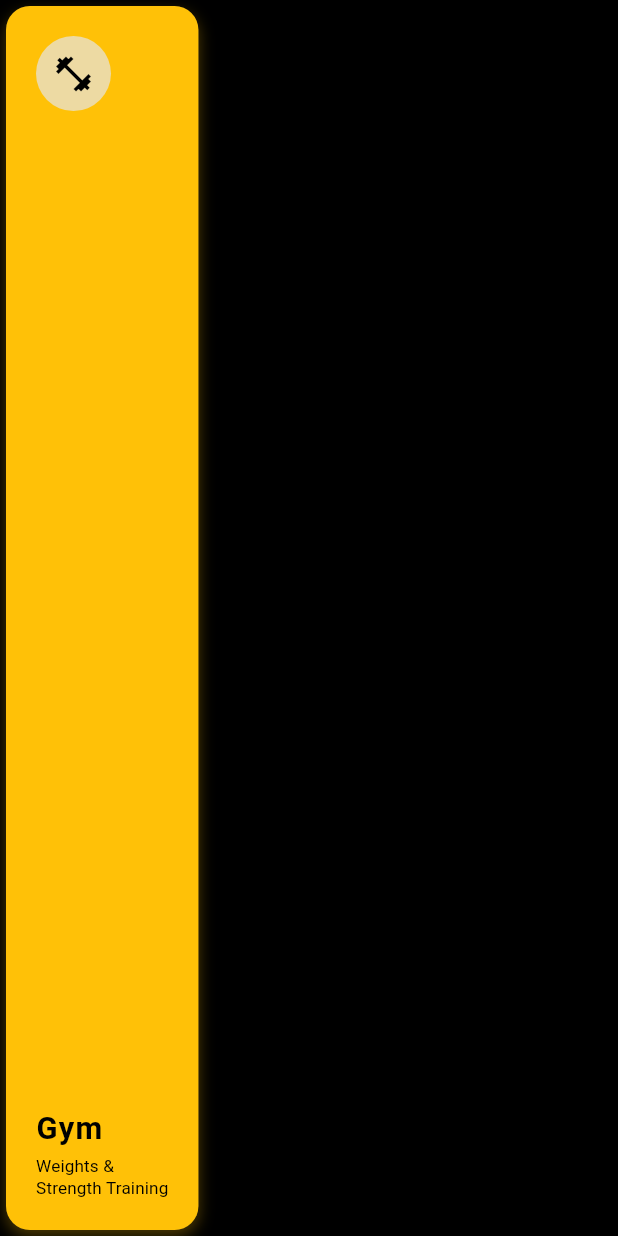
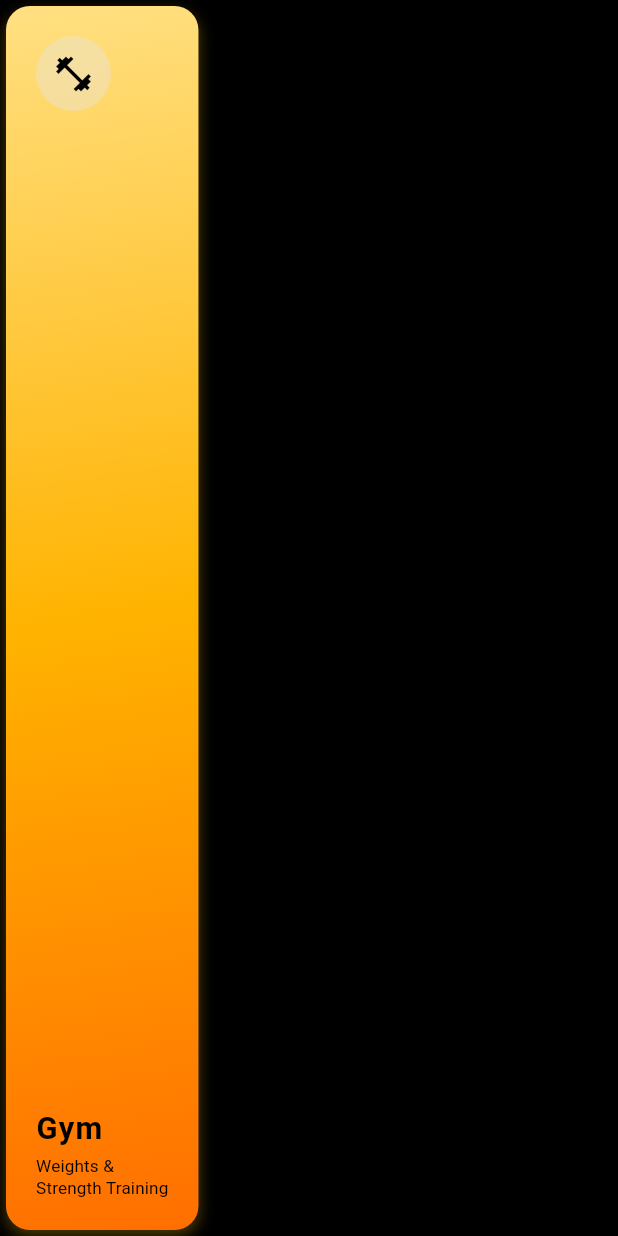
Before and after one commit to SalahYasser/iron_counter, a Flutter app: the CategoryCard widget shown alone on an empty page, opened directly, on a phone screen of 412 x 824 dp. Run offline on Flutter 3.47's test engine with Material 3 defaults, Android fonts, the phone set to English and light mode, and no system bars; our stand-ins replace bloc, cached_network_image, dartz, equatable, flutter_bloc, flutter_screenutil and 3 more; network calls fail.

Commit message:
add gradient color to categories in dashboard view

```diff
--- a/lib/core/constants/app_colors.dart
+++ b/lib/core/constants/app_colors.dart
@@ -5,20 +5,73 @@ class AppColors {
   static const Gradient kPrimaryGradient = LinearGradient(
     begin: Alignment.topLeft,
     end: Alignment.bottomRight,
-    colors: [ Color(0xFFBA68C8),Color(0xFF4A148C)],
+    colors: [kPurple3, kPurple8],
   );
 
-  static const Color kPurple1 = Color(0xFFE0AAFF);
+  static const Color kPrimary = kPurple3;
+  static const Color kPrimaryDark = kPurple6;
+
+  // Purple Color Group
+  static const Color kPurple1 = Color(0xFFE0AAFF);  // Lightest purple
   static const Color kPurple2 = Color(0xFFC77DFF);
-  static const Color kPurple3 = Color(0xFF9D4EDD);
-  static const Color kPurple4 = Color(0xFF7B2CBF);
-  static const Color kPurple5 = Color(0xFF5A189A);
-  static const Color kPurple6 = Color(0xFF2D1B69);
-  static const Color kPurple7 = Color(0xFF1A0B2E);
+  static const Color kPurple3 = Color(0xFFBA68C8);
+  static const Color kPurple4 = Color(0xFF9D4EDD);
+  static const Color kPurple5 = Color(0xFF7B2CBF);
+  static const Color kPurple6 = Color(0xFF6A1B9A);  // Primary purple
+  static const Color kPurple7 = Color(0xFF5A189A);
+  static const Color kPurple8 = Color(0xFF4A148C);
+  static const Color kPurple9 = Color(0xFF2D1B69);
+  static const Color kPurple10 = Color(0xFF1A0B2E); // Darkest purple
 
-  static const Color kPrimary = Color(0xFFBA68C8);
-  static const Color kPrimaryDark = Color(0xFF6A1B9A);
+  // Amber Color Group
+  static const Color kAmber1 = Color(0xFFFFF8E1);  // Lightest amber
+  static const Color kAmber2 = Color(0xFFFFECB3);
+  static const Color kAmber3 = Color(0xFFFFE082);
+  static const Color kAmber4 = Color(0xFFFFD54F);
+  static const Color kAmber5 = Color(0xFFFFCA28);
+  static const Color kAmber6 = Color(0xFFFFB300);  // Primary amber
+  static const Color kAmber7 = Color(0xFFFFA000);
+  static const Color kAmber8 = Color(0xFFFF8F00);
+  static const Color kAmber9 = Color(0xFFFF6F00);
+  static const Color kAmber10 = Color(0xFFFF4F00); // Darkest amber
 
+  // Blue Color Group
+  static const Color kBlue1 = Color(0xFFE3F2FD);  // Lightest blue
+  static const Color kBlue2 = Color(0xFFBBDEFB);
+  static const Color kBlue3 = Color(0xFF90CAF9);
+  static const Color kBlue4 = Color(0xFF64B5F6);
+  static const Color kBlue5 = Color(0xFF42A5F5);
+  static const Color kBlue6 = Color(0xFF1E88E5);  // Primary blue
+  static const Color kBlue7 = Color(0xFF1976D2);
+  static const Color kBlue8 = Color(0xFF1565C0);
+  static const Color kBlue9 = Color(0xFF0D47A1);
+  static const Color kBlue10 = Color(0xFF092E52); // Darkest blue
+
+  // Green Color Group
+  static const Color kGreen1 = Color(0xFFE8F5E9);  // Lightest green
+  static const Color kGreen2 = Color(0xFFC8E6C9);
+  static const Color kGreen3 = Color(0xFFA5D6A7);
+  static const Color kGreen4 = Color(0xFF81C784);
+  static const Color kGreen5 = Color(0xFF66BB6A);
+  static const Color kGreen6 = Color(0xFF4CAF50);  // Primary green
+  static const Color kGreen7 = Color(0xFF43A047);
+  static const Color kGreen8 = Color(0xFF388E3C);
+  static const Color kGreen9 = Color(0xFF2E7D32);
+  static const Color kGreen10 = Color(0xFF1B5E20); // Darkest green
+
+  // Red Color Group
+  static const Color kRed1 = Color(0xFFFFEBEE); // Lightest red
+  static const Color kRed2 = Color(0xFFFFCDD2);
+  static const Color kRed3 = Color(0xFFEF9A9A);
+  static const Color kRed4 = Color(0xFFE57373);
+  static const Color kRed5 = Color(0xFFEF5350);
+  static const Color kRed6 = Color(0xFFF44336); // Primary red
+  static const Color kRed7 = Color(0xFFE53935);
+  static const Color kRed8 = Color(0xFFD32F2F);
+  static const Color kRed9 = Color(0xFFC62828);
+  static const Color kRed10 = Color(0xFFB71C1C); // Darkest red
+
+  // Text Colors
   static const Color kTextPrimary = Color(0xFFE5E5E5);
   static Color kDisabledTextPrimary = Color(0xFFE5E5E5).withOpacity(0.7);
   static const Color kTextSecondary = Color(0xFFB0B0B0);
@@ -37,9 +90,6 @@ class AppColors {
   static const Color kLinks = Colors.green;
   static final Color kFoods = Colors.red;
 
-  // Text Colors
-
-
   // Status & Utility Colors
   static const Color kSuccess = Color(0xFF4CAF50); // Green for successful actions/completions
   static const Color kWarning = Color(0xFFFF9800); // Orange/Amber for warnings
--- a/lib/features/dashboard/presentation/views/widgets/category_card.dart
+++ b/lib/features/dashboard/presentation/views/widgets/category_card.dart
@@ -1,5 +1,6 @@
 import 'package:flutter/material.dart';
 import 'package:iron_counter/core/constants/app_colors.dart';
+import 'package:iron_counter/core/helper_functions/build_linear_gradient.dart';
 
 class CategoryCard extends StatelessWidget {
   const CategoryCard({
@@ -11,6 +12,7 @@ class CategoryCard extends StatelessWidget {
     required this.iconColor,
     required this.titleStyle,
     required this.subtitleStyle,
+    this.gradientColors,
   });
 
   final String title;
@@ -20,6 +22,7 @@ class CategoryCard extends StatelessWidget {
   final Color iconColor;
   final TextStyle titleStyle;
   final TextStyle subtitleStyle;
+  final List<Color>? gradientColors;
 
   @override
   Widget build(BuildContext context) {
@@ -30,6 +33,15 @@ class CategoryCard extends StatelessWidget {
         decoration: BoxDecoration(
           color: color,
           borderRadius: BorderRadius.circular(16),
+          gradient: gradientColors != null
+              ? buildLinearGradient(colors: gradientColors!)
+              : buildLinearGradient(
+                  colors: [
+                    color.withOpacity(0.9),
+                    color,
+                    color.withOpacity(0.8),
+                  ],
+                ),
           boxShadow: [
             BoxShadow(
               color: color.withOpacity(0.3),
@@ -56,7 +68,7 @@ class CategoryCard extends StatelessWidget {
                     width: 50,
                     height: 50,
                     decoration: BoxDecoration(
-                      color: AppColors.kDisabledTextPrimary,
+                      color: AppColors.kDisabledTextPrimary.withOpacity(0.4),
                       shape: BoxShape.circle,
                     ),
                     child: Icon(icon, color: iconColor, size: 28),
--- a/lib/features/dashboard/presentation/views/widgets/dashboard_view_body.dart
+++ b/lib/features/dashboard/presentation/views/widgets/dashboard_view_body.dart
@@ -41,36 +41,57 @@ class DashboardViewBody extends StatelessWidget {
                         color: AppColors.kGym,
                         icon: Icons.fitness_center,
                         iconColor: AppColors.kBlack,
+                        gradientColors: [
+                          AppColors.kAmber3,
+                          AppColors.kAmber6,
+                          AppColors.kAmber9,
+                        ],
                       ),
 
                       CategoryCard(
                         title: AppStrings.cardio,
                         titleStyle: AppStyles.titleLarge,
-                        subtitle:  AppStrings.cardioSubtitle,
+                        subtitle: AppStrings.cardioSubtitle,
                         subtitleStyle: AppStyles.bodySmall,
-                        color: AppColors.kCardio,
                         icon: Icons.directions_run,
                         iconColor: AppColors.kBlack,
+                        color: AppColors.kCardio,
+                        // Fallback color
+                        gradientColors: [
+                          AppColors.kBlue3,
+                          AppColors.kBlue6,
+                          AppColors.kBlue9,
+                        ],
                       ),
 
                       CategoryCard(
                         title: AppStrings.links,
                         titleStyle: AppStyles.titleLarge,
-                        subtitle:  AppStrings.cardioSubtitle,
+                        subtitle: AppStrings.linksSubtitle,
                         subtitleStyle: AppStyles.bodySmall,
-                        color: AppColors.kLinks,
                         icon: Icons.link,
                         iconColor: AppColors.kBlack,
+                        color: AppColors.kLinks,
+                        gradientColors: [
+                          AppColors.kGreen3,
+                          AppColors.kGreen6,
+                          AppColors.kGreen9,
+                        ],
                       ),
 
                       CategoryCard(
-                        title:  AppStrings.foods,
+                        title: AppStrings.foods,
                         titleStyle: AppStyles.titleLarge,
-                        subtitle:  AppStrings.foodsSubtitle,
+                        subtitle: AppStrings.foodsSubtitle,
                         subtitleStyle: AppStyles.bodySmall,
-                        color: AppColors.kFoods,
                         icon: Icons.restaurant,
                         iconColor: AppColors.kBlack,
+                        color: AppColors.kFoods,
+                        gradientColors: [
+                          AppColors.kRed3,
+                          AppColors.kRed6,
+                          AppColors.kRed9,
+                        ],
                       ),
                     ],
                   ),
--- a/lib/features/splash/presentation/views/widgets/app_name_text.dart
+++ b/lib/features/splash/presentation/views/widgets/app_name_text.dart
@@ -31,9 +31,9 @@ class AppNameText extends StatelessWidget {
           style: AppStyles.splashLastAppName,
           gradient: buildLinearGradient(
             colors: [
-              AppColors.kPurple3,
               AppColors.kPurple4,
               AppColors.kPurple5,
+              AppColors.kPurple7,
             ],
           ),
         ),
--- a/lib/features/splash/presentation/views/widgets/purple_particle_painter.dart
+++ b/lib/features/splash/presentation/views/widgets/purple_particle_painter.dart
@@ -50,8 +50,8 @@ class PurpleParticle {
     final purpleShades = [
       AppColors.kPurple1,
       AppColors.kPurple2,
-      AppColors.kPurple3,
       AppColors.kPurple4,
+      AppColors.kPurple5,
     ];
     color = purpleShades[random.nextInt(purpleShades.length)];
   }
--- a/lib/features/splash/presentation/views/widgets/splash_background.dart
+++ b/lib/features/splash/presentation/views/widgets/splash_background.dart
@@ -15,8 +15,8 @@ class SplashBackground extends StatelessWidget {
       decoration: BoxDecoration(
         gradient: buildLinearGradient(
           colors: [
-            AppColors.kPurple7,
-            AppColors.kPurple6,
+            AppColors.kPurple10,
+            AppColors.kPurple9,
           ],
         ),
       ),
--- a/lib/features/splash/presentation/views/widgets/splash_logo.dart
+++ b/lib/features/splash/presentation/views/widgets/splash_logo.dart
@@ -22,15 +22,15 @@ class SplashLogo extends StatelessWidget {
         decoration: BoxDecoration(
           gradient: buildLinearGradient(
             colors: [
-              AppColors.kPurple3,
               AppColors.kPurple4,
               AppColors.kPurple5,
+              AppColors.kPurple7,
             ],
           ),
           borderRadius: BorderRadius.circular(20),
           boxShadow: [
             BoxShadow(
-              color: AppColors.kPurple3.withOpacity(0.5),
+              color: AppColors.kPurple4.withOpacity(0.5),
               blurRadius: 20,
               offset: const Offset(0, 10),
             ),
```
